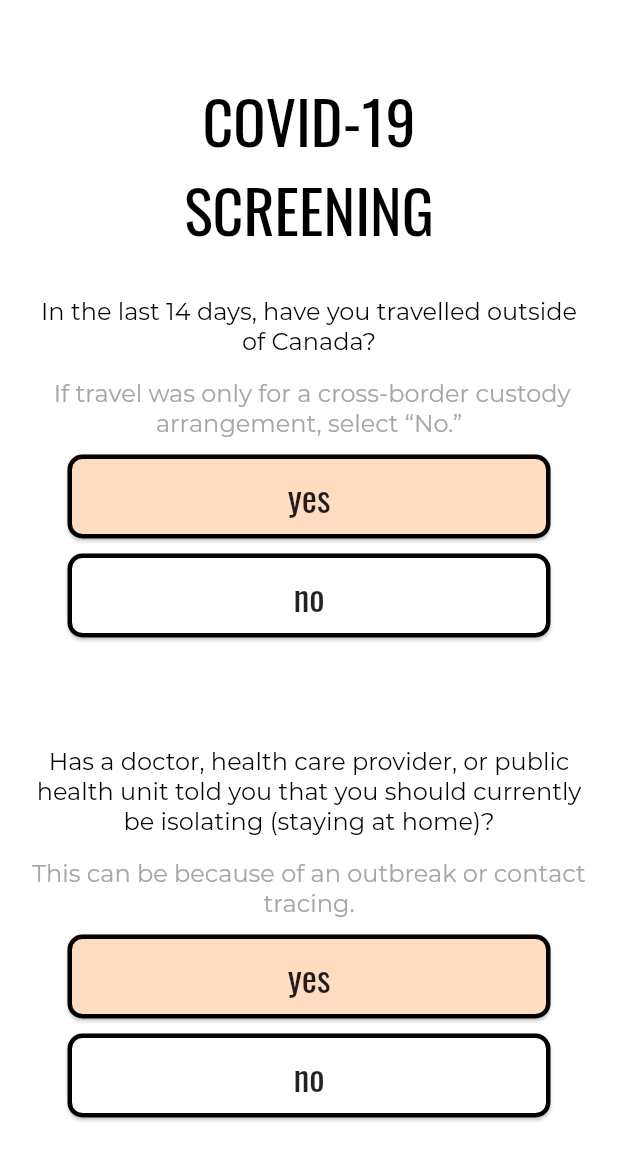
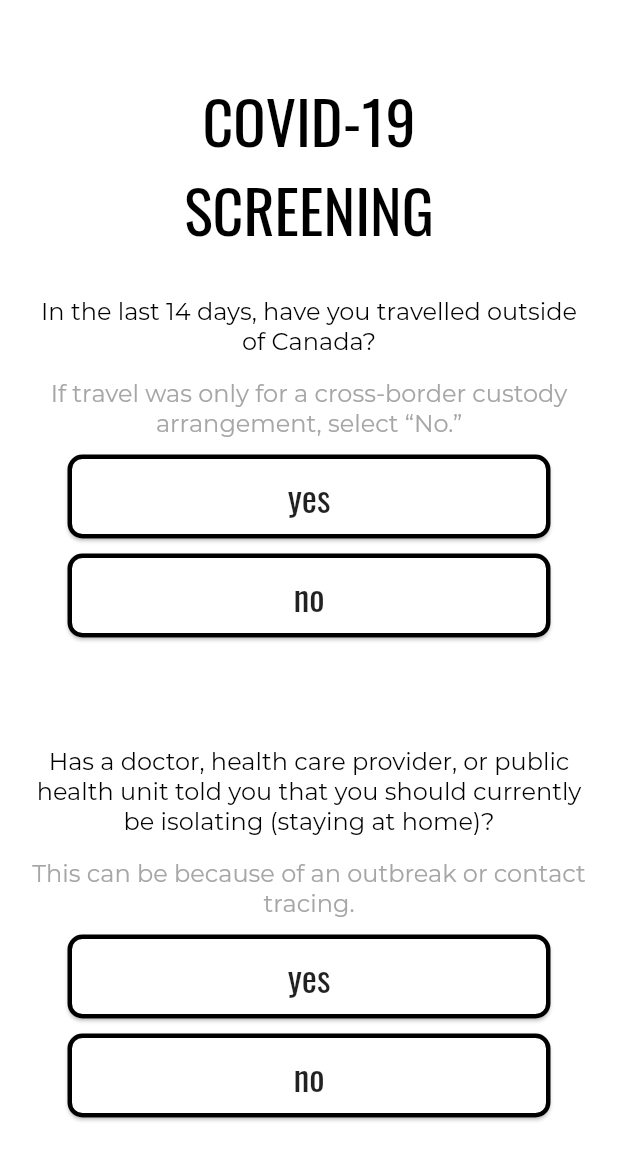
Before and after one commit to yippyym/navigate-19, a Flutter app: the ScreeningQuestionnaire screen opened directly, on a phone screen of 412 x 824 dp. Shown: the top 1160 px of the screen. Run offline on Flutter 3.47's test engine with Material 2 defaults, Android fonts, the light colour scheme and no system bars; our stand-ins replace google_fonts.

Commit message:
update selection input

```diff
--- /dev/null
+++ b/covidscreeningapp/lib/model/model.dart
@@ -0,0 +1,6 @@
+class Navigate19Model {
+  int selected1 = -1;
+  int selected2 = -1;
+  int selected3 = -1;
+  int selected4 = -1;
+}
--- a/covidscreeningapp/lib/pages/profile.dart
+++ b/covidscreeningapp/lib/pages/profile.dart
@@ -1,10 +1,9 @@
-import 'package:covidscreeningapp/pages/homepage.dart';
+import 'package:covidscreeningapp/model/model.dart';
 import 'package:covidscreeningapp/pages/questionnaire/questionnaire.dart';
 import 'package:covidscreeningapp/pages/screening%20result/fail.dart';
 import 'package:covidscreeningapp/pages/screening%20result/pass.dart';
 import 'package:covidscreeningapp/style.dart';
 import 'package:flutter/material.dart';
-import 'package:google_fonts/google_fonts.dart';
 
 class ProfilePage extends StatefulWidget {
   const ProfilePage({Key? key}) : super(key: key);
@@ -16,6 +15,8 @@ class ProfilePage extends StatefulWidget {
 class _ProfilePageState extends State<ProfilePage> {
   @override
   Widget build(BuildContext context) {
+    Navigate19Model navigate19model = Navigate19Model();
+
     return Scaffold(
       body: Center(
         child: Column(
@@ -34,11 +35,29 @@ class _ProfilePageState extends State<ProfilePage> {
               child: ElevatedButton(
                 style: Navigate19ButtonStyle.blackOutlineButton(),
                 onPressed: () {
-                  Navigator.push(
-                    context,
-                    //TODO lead to qr code/check thing
-                    MaterialPageRoute(builder: (context) => ScreeningFail()),
-                  );
+                  if (navigate19model.selected1 == 1 &&
+                      navigate19model.selected2 == 1 &&
+                      navigate19model.selected3 == 1 &&
+                      navigate19model.selected4 == 1) {
+                    Navigator.push(
+                      context,
+                      MaterialPageRoute(
+                        builder: (context) => ScreeningPass(),
+                      ),
+                    );
+                  } else {
+                    Navigator.push(
+                      context,
+                      MaterialPageRoute(
+                        builder: (context) => ScreeningFail(),
+                      ),
+                    );
+                  }
+                  // Navigator.push(
+                  //   context,
+                  //   //TODO lead to qr code/check thing
+                  //   MaterialPageRoute(builder: (context) => ScreeningFail()),
+                  // );
                 },
                 child: Text('daily screening result',
                     style: Navigate19TextStyle.oswaldButton()),
--- a/covidscreeningapp/lib/pages/questionnaire/questionnaire.dart
+++ b/covidscreeningapp/lib/pages/questionnaire/questionnaire.dart
@@ -1,3 +1,4 @@
+import 'package:covidscreeningapp/model/model.dart';
 import 'package:covidscreeningapp/pages/questionnaire/selection_input.dart';
 import 'package:covidscreeningapp/pages/screening%20result/fail.dart';
 import 'package:covidscreeningapp/pages/screening%20result/pass.dart';
@@ -11,19 +12,70 @@ class ScreeningQuestionnaire extends StatefulWidget {
 }
 
 class _ScreeningQuestionnaire extends State<ScreeningQuestionnaire> {
-  // Function onTap(i) {
-  //   return () => {
-  //         setState(() {
-  //           selected = i;
-  //         })
-  //       };
-  // }
+  // reused parameters
+  List<String> options = ['yes', 'no'];
+  Color optionColour = customPeach;
+  Color headerColour = Colors.black;
+
+  // question 1 parameters
+  String heading1 =
+      "In the last 14 days, have you travelled outside of Canada?";
+  String question1 =
+      "If travel was only for a cross-border custody arrangement, select “No.”";
+  int _selected1 = -1;
+
+  Function onTap1(i) {
+    return () => {
+          setState(() {
+            _selected1 = i;
+          })
+        };
+  }
+
+  // question 2 parameters
+  String heading2 =
+      "Has a doctor, health care provider, or public health unit told you that you should currently be isolating (staying at home)?";
+  String question2 = "This can be because of an outbreak or contact tracing.";
+  int _selected2 = -1;
+  Function onTap2(i) {
+    return () => {
+          setState(() {
+            _selected2 = i;
+          })
+        };
+  }
+
+  // question 3 parameters
+  String heading3 =
+      "In the last 10 days, have you been identified as a “close contact” of someone who currently has COVID-19?";
+  String question3 =
+      "If public health has advised you that you do not need to self-isolate, select “No.”";
+  int _selected3 = -1;
+  Function onTap3(i) {
+    return () => {
+          setState(() {
+            _selected3 = i;
+          })
+        };
+  }
+
+  // question 4 parameters
+  String heading4 =
+      "In the last 10 days, have you received a COVID alert exposure notification on your cell phone?";
+  String question4 =
+      "If you already went for a test and got a negative result, select “No.”";
+  int _selected4 = -1;
+  Function onTap4(i) {
+    return () => {
+          setState(() {
+            _selected4 = i;
+          })
+        };
+  }
 
   @override
   Widget build(BuildContext context) {
-    // int firstSelection = 0;
-    // int secondSelection = 0;
-    int selected = 0;
+    Navigate19Model navigate19model = Navigate19Model();
 
     return Scaffold(
       backgroundColor: Colors.white,
@@ -45,102 +97,55 @@ class _ScreeningQuestionnaire extends State<ScreeningQuestionnaire> {
             // first question
             Container(
               height: 300,
-              child: SelectionInput(
-                options: ['yes', 'no'],
-                heading:
-                    'In the last 14 days, have you travelled outside of Canada?',
-                description:
-                    ' If travel was only for a cross-border custody arrangement, select “No.”',
-                selected: selected,
-                optionColour: customPeach,
-                headerColour: Colors.black,
-                onTap: (i) {
-                  return () => {
-                        setState(() {
-                          selected = i;
-                        })
-                      };
-                },
-              ),
+              child: NewSelectionInput(options, heading1, question1, _selected1,
+                  optionColour, headerColour, onTap1),
             ),
 
             // second question
             Container(
-                height: 350,
-                child: SelectionInput(
-                  options: ['yes', 'no'],
-                  heading:
-                      'Has a doctor, health care provider, or public health unit told you that you should currently be isolating (staying at home)?',
-                  description:
-                      'This can be because of an outbreak or contact tracing.',
-                  selected: selected,
-                  optionColour: customPeach,
-                  headerColour: Colors.black,
-                  onTap: (i) {
-                    return () => {
-                          setState(() {
-                            selected = i;
-                          })
-                        };
-                  },
-                )),
+              height: 350,
+              child: NewSelectionInput(options, heading2, question2, _selected2,
+                  optionColour, headerColour, onTap2),
+            ),
 
             // third question
             Container(
-                height: 350,
-                child: SelectionInput(
-                  options: ['yes', 'no'],
-                  heading:
-                      'In the last 10 days, have you been identified as a “close contact” of someone who currently has COVID-19?',
-                  description:
-                      'If public health has advised you that you do not need to self-isolate, select “No.”',
-                  selected: selected,
-                  optionColour: customPeach,
-                  headerColour: Colors.black,
-                  onTap: (i) {
-                    return () => {
-                          setState(() {
-                            selected = i;
-                          })
-                        };
-                  },
-                )),
+              height: 350,
+              child: NewSelectionInput(options, heading3, question3, _selected3,
+                  optionColour, headerColour, onTap3),
+            ),
 
             // fourth question
             Container(
-                height: 350,
-                child: SelectionInput(
-                  options: ['yes', 'no'],
-                  heading:
-                      'In the last 10 days, have you received a COVID alert exposure notification on your cell phone?',
-                  description:
-                      'If you already went for a test and got a negative result, select “No.”',
-                  selected: selected,
-                  optionColour: customPeach,
-                  headerColour: Colors.black,
-                  onTap: (i) {
-                    return () => {
-                          setState(() {
-                            selected = i;
-                          })
-                        };
-                  },
-                )),
+              height: 350,
+              child: NewSelectionInput(options, heading4, question4, _selected4,
+                  optionColour, headerColour, onTap4),
+            ),
 
             // submit button
             Container(
               height: 63,
               width: 268,
-              margin: EdgeInsets.only(top: 50, bottom: 50),
+              margin: EdgeInsets.only(top: 30, bottom: 50),
               child: ElevatedButton(
                 style: Navigate19ButtonStyle.blackOutlineButton(),
-                //TODO lead to qr code/check thing
                 onPressed: () {
-                  if (selected == 1) {
+                  //save to model for profile page use
+                  navigate19model.selected1 = _selected1;
+                  navigate19model.selected2 = _selected2;
+                  navigate19model.selected3 = _selected3;
+                  navigate19model.selected4 = _selected4;
+
+                  // deicide if pass or fail screening
+                  if (_selected1 == 1 &&
+                      _selected2 == 1 &&
+                      _selected3 == 1 &&
+                      _selected4 == 1) {
                     Navigator.push(
                       context,
                       MaterialPageRoute(
                         builder: (context) => ScreeningPass(),
+                        settings: RouteSettings(arguments: navigate19model),
                       ),
                     );
                   } else {
@@ -151,12 +156,6 @@ class _ScreeningQuestionnaire extends State<ScreeningQuestionnaire> {
                       ),
                     );
                   }
-                  // Navigator.push(
-                  //   context,
-                  //   MaterialPageRoute(
-                  //     builder: (context) => ScreeningPass(),
-                  //   ),
-                  // );
                 },
                 child:
                     Text('submit', style: Navigate19TextStyle.oswaldButton()),
--- a/covidscreeningapp/lib/pages/questionnaire/selection_input.dart
+++ b/covidscreeningapp/lib/pages/questionnaire/selection_input.dart
@@ -2,54 +2,18 @@ import 'package:covidscreeningapp/style.dart';
 import 'package:flutter/material.dart';
 import 'package:google_fonts/google_fonts.dart';
 
-class SelectionInput extends StatefulWidget {
+class NewSelectionInput extends StatelessWidget {
   final List<String> options;
   final String heading;
   final String description;
   final Color optionColour;
   final Color headerColour;
-  final int selected;
-  final Function onTap;
 
-  const SelectionInput(
-      {required this.options,
-      required this.heading,
-      required this.description,
-      required this.selected,
-      required this.optionColour,
-      required this.headerColour,
-      required this.onTap});
+  int _selected;
+  Function onTap;
 
-  @override
-  State<SelectionInput> createState() => _SelectionInputState(
-        options: options,
-        heading: heading,
-        description: description,
-        selected: selected,
-        optionColour: optionColour,
-        headerColour: headerColour,
-        onTap: onTap,
-      );
-}
-
-class _SelectionInputState extends State<SelectionInput> {
-  final List<String> options;
-  final String heading;
-  final String description;
-  final Color optionColour;
-  final Color headerColour;
-  final int selected;
-  final Function onTap;
-
-  _SelectionInputState({
-    required this.options,
-    this.heading = '',
-    this.description = '',
-    this.selected = 0,
-    this.optionColour = Colors.blue,
-    this.headerColour = Colors.white,
-    required this.onTap,
-  });
+  NewSelectionInput(this.options, this.heading, this.description,
+      this._selected, this.optionColour, this.headerColour, this.onTap);
 
   @override
   Widget build(BuildContext context) {
@@ -90,13 +54,12 @@ class _SelectionInputState extends State<SelectionInput> {
               shrinkWrap: true,
               itemCount: options.length,
               itemBuilder: (context, i) {
-                // for each M/C option, returns a ListTile
                 return Container(
                   // rounded corners, change colour on pressed
                   child: Card(
                     margin: EdgeInsets.only(left: 45, right: 45, top: 10),
 
-                    color: i == selected ? optionColour : Colors.white,
+                    color: i == _selected ? optionColour : Colors.white,
                     shape: RoundedRectangleBorder(
                         borderRadius: BorderRadius.circular(10),
                         side: BorderSide(color: Colors.black, width: 3)),
```
